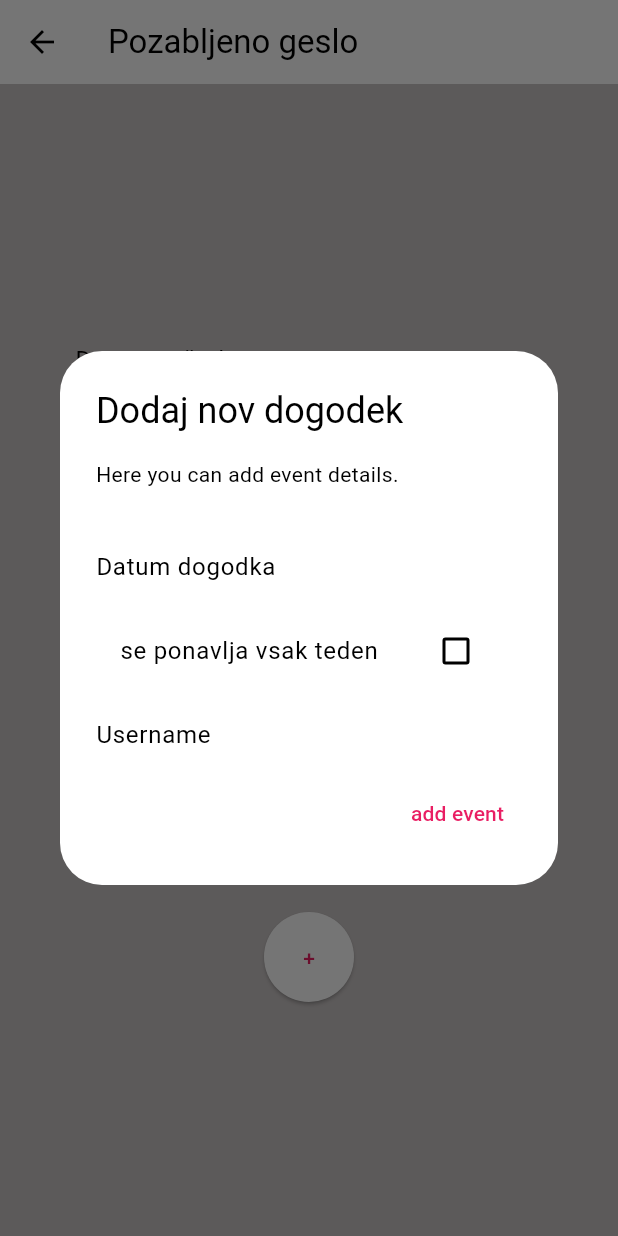
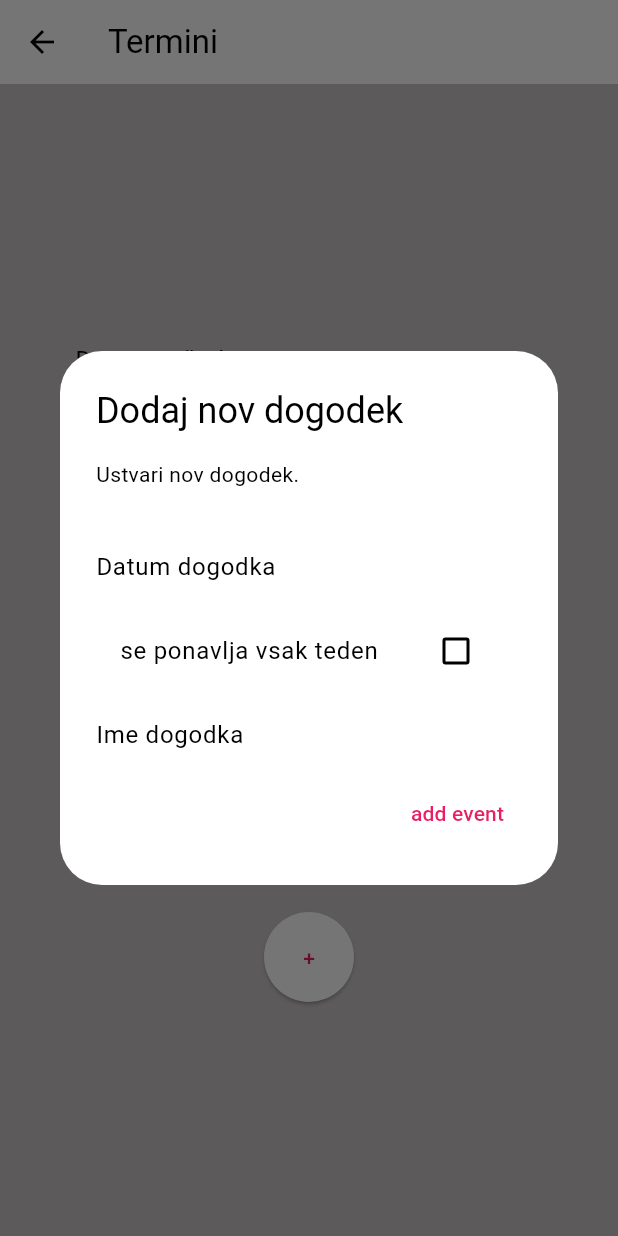
Before and after one commit to skerjanec/FlutterProjekt, a Flutter app: the CalendarPage screen opened directly, after a tap on an icon or button, on a phone screen of 412 x 824 dp. Run offline on Flutter 3.47's test engine with Material 3 defaults, Android fonts, the light colour scheme and no system bars; drawn by our look-alikes of date_field, table_calendar.

Commit message:
calendar fixes

```diff
--- a/lib/calendar.dart
+++ b/lib/calendar.dart
@@ -9,15 +9,22 @@ import 'package:intl/date_symbol_data_local.dart';
 
 
 /// KOLEDAR!!!
-
 class Event {
   final String title;
+  final DateTime time;
 
-  const Event(this.title);
+  const Event(this.title, this.time);
 
   @override
-  String toString() => title;
+  String toString() => '$title - ${_formatTime(time)}';
+
+  String _formatTime(DateTime time) {
+    String hour = time.hour.toString().padLeft(2, '0'); // Ensure two digits with leading zeros
+    String minute = time.minute.toString().padLeft(2, '0'); // Ensure two digits with leading zeros
+    return '$hour:$minute';
   }
+}
+
 
 class CustomTableCalendar extends StatefulWidget {
   @override
@@ -25,8 +32,8 @@ class CustomTableCalendar extends StatefulWidget {
 }
 
 class _CustomTableCalendarState extends State<CustomTableCalendar> {
-  DateTime? _selectedDay;
-  DateTime? _focusedDay;
+  late DateTime _selectedDay;
+  late DateTime _focusedDay;
   CalendarFormat _calendarFormat= CalendarFormat.week;
   late Map<DateTime, List> _eventsList = {};
 
@@ -37,7 +44,7 @@ class _CustomTableCalendarState extends State<CustomTableCalendar> {
   void readEventsDatabase(){
     print("READ DATABASE_______________________");
     DateTime d = DateTime.now();
-    DateTime date = DateTime(d.year,d.month,d.day);
+    DateTime date = DateTime(d.year,d.month,d.day,d.hour,d.minute);
     _eventsList[date.subtract(Duration(days: 2))] = ['Event A1', 'Event B1'];
     _eventsList[date] = ['Event E1', 'Event R1'];
   }
@@ -49,6 +56,7 @@ class _CustomTableCalendarState extends State<CustomTableCalendar> {
     // TO DO - read from database to add events k se bojo dodal na koledar
     // pod team - Sezona - Termini
     // pomoje more pogledat, za koga kaže to če se nrdi za igralce
+    _focusedDay = DateTime.now();
     _selectedDay = _focusedDay;
     readEventsDatabase();
   }
@@ -62,28 +70,53 @@ class _CustomTableCalendarState extends State<CustomTableCalendar> {
     )..addAll(_eventsList);
 
     List getEventForDay(DateTime day) {
-      return _events[day] ?? [];
+      print("GET EVDENT FOR DAY :::::::::::::::::::::::::::::::::");
+      return _eventsList.entries
+          .where((entry) =>
+              entry.key.year == day.year &&
+              entry.key.month == day.month &&
+              entry.key.day == day.day)
+          .expand((entry) => entry.value.map((e)=>Event(e, entry.key)))
+          .toList();
     }
 
     // TO DO - add - to database
     void addEvent(DateTime day, bool weekly, String name){
       print("ADD EVENT FUNCTION________________________________________");
+      if(weekly){
+          //TO DO - event vpiše do konca sezone isti dan
+          // spremeni isBEFORE da ma - end date
+        DateTime eventDate = day;
+        for (int i = 0; i < 52 || eventDate.isBefore(DateTime.now().add(Duration(days: 30))); i++) {
+          eventDate = day.add(Duration(days: i * 7));
+          if (_eventsList == null || _eventsList[eventDate] == null || _eventsList[eventDate]!.isEmpty) _eventsList[eventDate] = [name];
+          else _eventsList[eventDate]!.add(name);
+        }
+      }
+      else{
         print(_eventsList[day]);
         if (_eventsList == null || _eventsList[day] == null || _eventsList[day]!.isEmpty) _eventsList[day] = [name];
         else _eventsList[day]!.add(name); // ! je tm če null, ??
         print(_eventsList[day]);
-      this.build(context);
+      }
     }
     // TO DO - remove from database
     void removeEvent(DateTime day, String name){
 
+    }
+
+    void updateCalendar(DateTime day){
+      setState(() {
+        _selectedDay = day;
+        _focusedDay = day;
+      });
     }
     return Column(
         children: [
           TableCalendar(
             firstDay: DateTime.utc(2021, 1, 1),
             lastDay: DateTime.utc(2050, 12, 31),
-            focusedDay: DateTime.now(),
+            focusedDay: _focusedDay,
             eventLoader: getEventForDay,
             calendarFormat: _calendarFormat,
             onFormatChanged: (format) {
@@ -122,25 +155,30 @@ class _CustomTableCalendarState extends State<CustomTableCalendar> {
               // Dialog -> for adding new event
             TextEditingController _nameController = TextEditingController();
 
-              DateTime? dayChosen;
-              bool weeklyRepeat = false;
-              String eventName = "test";
+
 
             showDialog(
               context: context,
               builder: (BuildContext context) {
+                // Define a boolean variable to track the checkbox state
+              DateTime? dayChosen = _selectedDay;
+              bool weeklyRepeat = false;
+              String eventName = "test";
+
+                return StatefulBuilder(
+                  builder: (BuildContext context, StateSetter setState) {
                   return AlertDialog(
                     title: Text('Dodaj nov dogodek'),
-                    content: Text('Here you can add event details.'),
+                    content: Text('Ustvari nov dogodek.'),
                     actions: [
                       DateTimeFormField(
-                        mode: DateTimeFieldPickerMode.date,
+                        mode: DateTimeFieldPickerMode.dateAndTime,
                         decoration: const InputDecoration(
                           labelText: 'Datum dogodka',
                         ),
-                        firstDate: DateTime.now().subtract(const Duration(days: 10)),
-                        lastDate: DateTime.now().add(const Duration(days: 40)),
-                        initialPickerDateTime: DateTime.now().add(const Duration(days: 20)),
+                        firstDate: DateTime.now().subtract(const Duration(days: 365)),
+                        lastDate: DateTime.now().add(const Duration(days: 365)),
+                        initialPickerDateTime: _selectedDay,
                         onChanged: (DateTime? value) {
                           dayChosen = value;
                         },
@@ -149,7 +187,9 @@ class _CustomTableCalendarState extends State<CustomTableCalendar> {
                         title: Text('se ponavlja vsak teden'),
                         value: weeklyRepeat,
                         onChanged: (bool? value) {
+                          print("on changedddddddddddddddddd");
                           setState(() {
+                            print("set stateeeeeeeeeeeeeee");
                             weeklyRepeat = value!;
                           });
                         },
@@ -157,25 +197,24 @@ class _CustomTableCalendarState extends State<CustomTableCalendar> {
                       TextField(
                         controller: _nameController,
                         decoration: InputDecoration(
-                          labelText: 'Username',
+                          labelText: 'Ime dogodka',
                         ),
                       ),
                       TextButton(
                         onPressed: () {
                           eventName = _nameController.text;
                           print("ADDDD EVENTTTTTTTT");
-                          print(dayChosen);
-                          print(weeklyRepeat);
-                          print(eventName);
-                          print(_eventsList);
                           addEvent(dayChosen!, weeklyRepeat, eventName);
                           Navigator.of(context).pop();
+                          updateCalendar(dayChosen!);
                         },
                         child: Text('add event'),
                       ),
                     ],
                   );
-                },
+                  }
+                );
+              }
             );
             },
             child: Text('+'),
@@ -210,7 +249,7 @@ class _CalendarPageState extends State<CalendarPage> {
 
     return Scaffold(
       appBar: AppBar(
-        title: Text('Pozabljeno geslo'),
+        title: Text('Termini'),
       ),
       body: Padding(
         padding: EdgeInsets.all(50.0),
@@ -222,9 +261,9 @@ class _CalendarPageState extends State<CalendarPage> {
               decoration: const InputDecoration(
                 labelText: 'Datum začetka sezone',
               ),
-              firstDate: DateTime.now().add(const Duration(days: 10)),
-              lastDate: DateTime.now().add(const Duration(days: 40)),
-              initialPickerDateTime: DateTime.now().add(const Duration(days: 20)),
+              firstDate: DateTime.now().subtract(const Duration(days: 365)),
+              lastDate: DateTime.now().add(const Duration(days: 365)),
+              initialPickerDateTime: DateTime.now(),
               onChanged: (DateTime? value) {
                 _selectedDateStart = value;
               },
@@ -235,9 +274,9 @@ class _CalendarPageState extends State<CalendarPage> {
               decoration: const InputDecoration(
                 labelText: 'Datum konca sezone',
               ),
-              firstDate: DateTime.now().add(const Duration(days: 10)),
-              lastDate: DateTime.now().add(const Duration(days: 40)),
-              initialPickerDateTime: DateTime.now().add(const Duration(days: 20)),
+              firstDate: DateTime.now().subtract(const Duration(days: 365)),
+              lastDate: DateTime.now().add(const Duration(days: 365)),
+              initialPickerDateTime: DateTime.now(),
               onChanged: (DateTime? value) {
                 _selectedDateEnd = value;
               },
```
Lines whose indentation alone changed are shown as unchanged.
